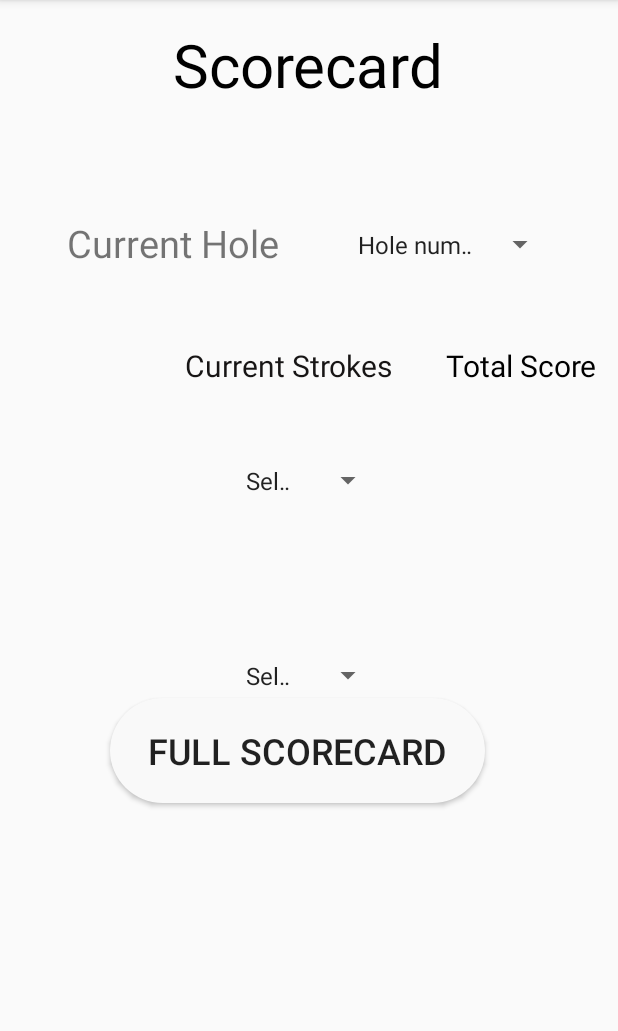
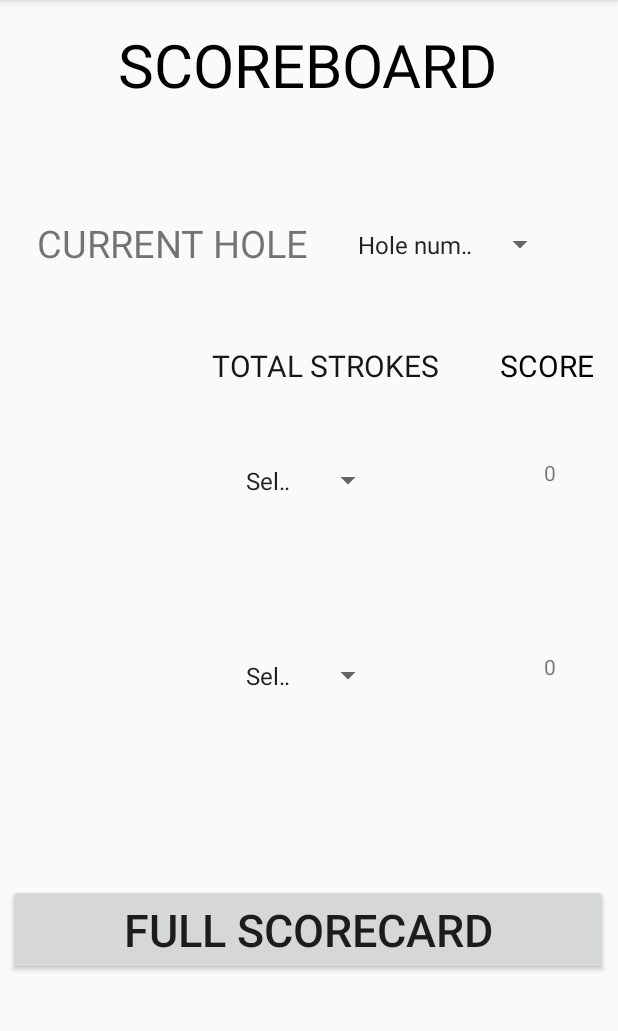
Before and after one commit to KarimnM/Golf-App, an Android app: the ScoreboardActivity screen opened directly, with no data from a screen before it, on a phone screen of 412 x 824 dp, the part 84-1115 px from its top. Run offline under Robolectric (Android 15) with nearby library versions, the phone set to English and light mode, and no system bars.

Commit message:
Added place for total score to be stored as well as adding to the strings file

```diff
--- a/app/src/main/res/layout/activity_scoreboard.xml
+++ b/app/src/main/res/layout/activity_scoreboard.xml
@@ -46,7 +46,7 @@
         android:layout_width="wrap_content"
         android:layout_height="wrap_content"
         android:layout_marginTop="16dp"
-        android:text="@string/scorecard"
+        android:text="SCOREBOARD"
         android:textColor="#000000"
         android:textSize="40sp"
         app:layout_constraintEnd_toEndOf="parent"
@@ -59,7 +59,7 @@
         android:layout_width="wrap_content"
         android:layout_height="wrap_content"
         android:layout_marginTop="52dp"
-        android:text="@string/total_score"
+        android:text="SCORE"
         android:textColor="#000000"
         android:textSize="20sp"
         app:layout_constraintEnd_toEndOf="parent"
@@ -105,7 +105,7 @@
         android:layout_width="wrap_content"
         android:layout_height="wrap_content"
         android:layout_marginTop="52dp"
-        android:text="@string/current_strokes"
+        android:text="TOTAL STROKES"
         android:textColor="#171515"
         android:textSize="20sp"
         app:layout_constraintEnd_toStartOf="@+id/score"
@@ -118,7 +118,7 @@
         android:layout_width="wrap_content"
         android:layout_height="wrap_content"
         android:layout_marginTop="12dp"
-        android:text="@string/current_hole"
+        android:text="CURRENT HOLE"
         android:textSize="25sp"
         app:layout_constraintEnd_toStartOf="@+id/spinner"
         app:layout_constraintStart_toStartOf="parent"
@@ -126,14 +126,41 @@
 
     <Button
         android:id="@+id/button"
-        android:layout_width="250dp"
-        android:layout_height="70dp"
-        android:background="@drawable/rounded_corners"
-        android:text="@string/full_scorecard"
-        android:textSize="24sp"
+        android:layout_width="400dp"
+        android:layout_height="wrap_content"
+        android:layout_marginTop="124dp"
+        android:text="FULL SCORECARD"
+        android:textSize="30sp"
         app:layout_constraintEnd_toEndOf="parent"
         app:layout_constraintHorizontal_bias="0.454"
         app:layout_constraintStart_toStartOf="parent"
         app:layout_constraintTop_toBottomOf="@+id/spinner3" />
 
+    <TextView
+        android:id="@+id/textView9"
+        android:layout_width="wrap_content"
+        android:layout_height="wrap_content"
+        android:layout_marginTop="48dp"
+        android:layout_marginEnd="12dp"
+        android:text="0"
+        app:layout_constraintEnd_toEndOf="parent"
+        app:layout_constraintHorizontal_bias="0.786"
+        app:layout_constraintStart_toEndOf="@+id/spinner2"
+        app:layout_constraintTop_toBottomOf="@+id/score"
+        tools:text="@string/default_score" />
+
+    <TextView
+        android:id="@+id/textView11"
+        android:layout_width="wrap_content"
+        android:layout_height="wrap_content"
+        android:layout_marginBottom="132dp"
+        android:text="0"
+        app:layout_constraintBottom_toTopOf="@+id/button"
+        app:layout_constraintEnd_toEndOf="parent"
+        app:layout_constraintHorizontal_bias="0.722"
+        app:layout_constraintStart_toEndOf="@+id/spinner3"
+        app:layout_constraintTop_toBottomOf="@+id/textView9"
+        app:layout_constraintVertical_bias="0.973"
+        tools:text="@string/default_score" />
+
 </androidx.constraintlayout.widget.ConstraintLayout>
--- a/app/src/main/res/values/strings.xml
+++ b/app/src/main/res/values/strings.xml
@@ -62,5 +62,6 @@
     <string name="full_scorecard">Full Scorecard</string>
     <string name="total_score">Total Score</string>
     <string name="scorecard">Scorecard</string>
+    <string name="default_score">0</string>
 
 </resources>
```
Also changed, not shown: 371 other files.
